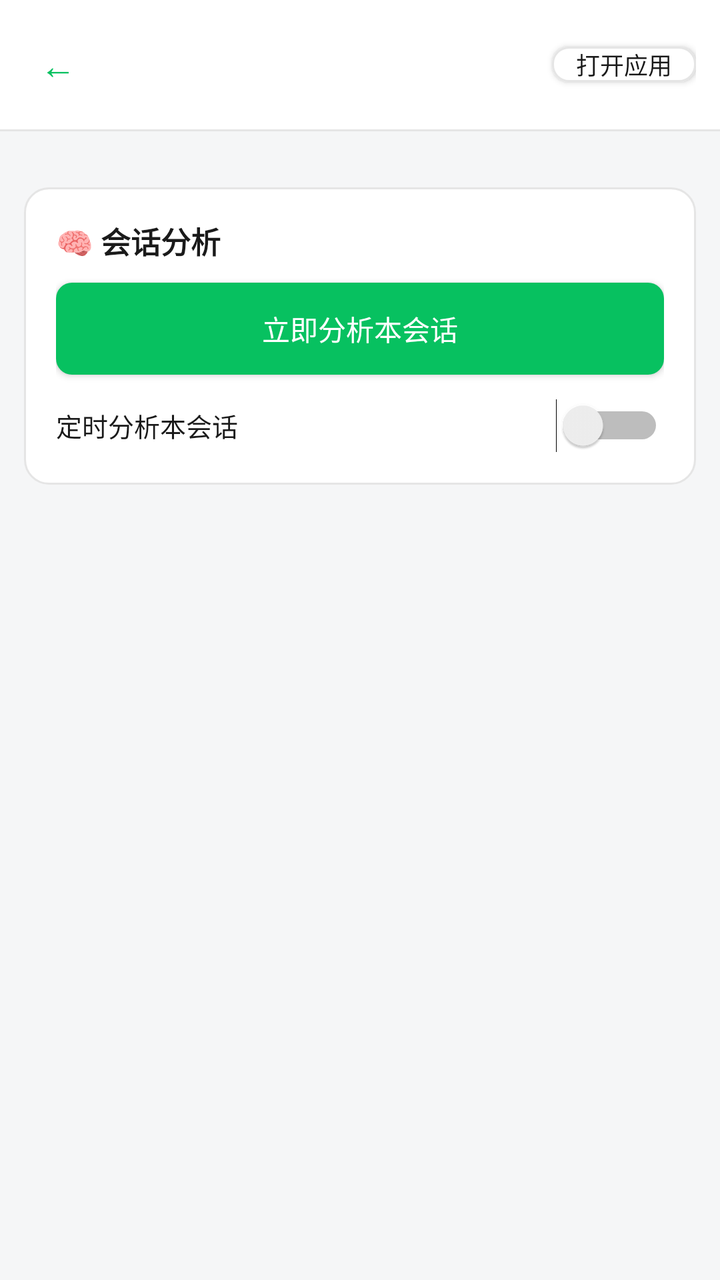
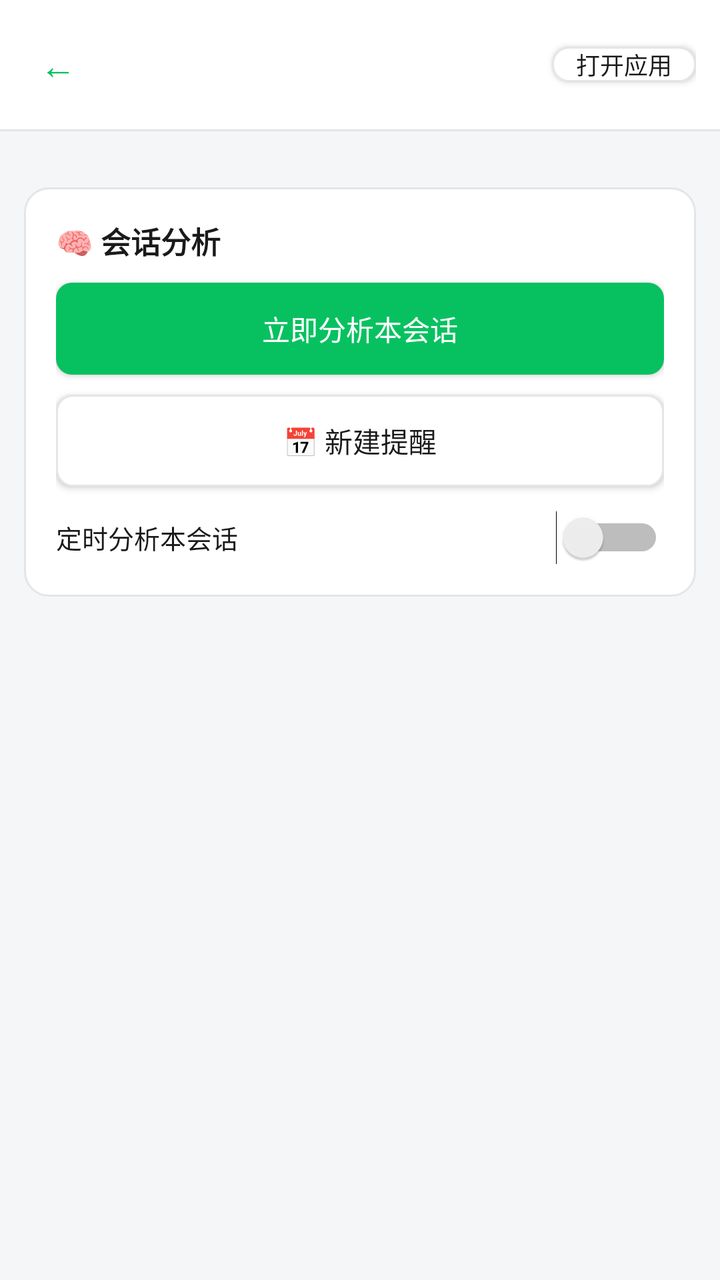

Screens rendered from an Android XML layout before and after an edit, with the pre-edit source and the edit as a unified diff.
<!-- AndroidManifest.xml: application theme android:Theme.Material.Light.NoActionBar -->
<!-- res/layout/activity_conversation.xml -->
<?xml version="1.0" encoding="utf-8"?>
<LinearLayout xmlns:android="http://schemas.android.com/apk/res/android"
    android:layout_width="match_parent"
    android:layout_height="match_parent"
    android:background="@color/page_bg"
    android:orientation="vertical">

    
    <LinearLayout
        android:layout_width="match_parent"
        android:layout_height="wrap_content"
        android:background="@color/card_bg"
        android:gravity="center_vertical"
        android:orientation="horizontal"
        android:padding="12dp">

        <TextView
            android:id="@+id/btnBack"
            android:layout_width="wrap_content"
            android:layout_height="wrap_content"
            android:padding="8dp"
            android:text="@string/nav_back"
            android:textColor="@color/brand_green"
            android:textSize="18sp" />

        <TextView
            android:id="@+id/tvTag"
            android:layout_width="wrap_content"
            android:layout_height="wrap_content"
            android:layout_marginStart="8dp"
            android:paddingStart="6dp"
            android:paddingTop="2dp"
            android:paddingEnd="6dp"
            android:paddingBottom="2dp"
            android:textSize="11sp" />

        <TextView
            android:id="@+id/tvTitle"
            android:layout_width="0dp"
            android:layout_height="wrap_content"
            android:layout_marginStart="8dp"
            android:layout_weight="1"
            android:ellipsize="end"
            android:singleLine="true"
            android:textColor="@color/text_primary"
            android:textSize="17sp"
            android:textStyle="bold" />

        
        <TextView
            android:id="@+id/tvAppBadge"
            android:layout_width="wrap_content"
            android:layout_height="wrap_content"
            android:layout_marginStart="6dp"
            android:background="@drawable/bg_tag_private"
            android:paddingStart="6dp"
            android:paddingTop="2dp"
            android:paddingEnd="6dp"
            android:paddingBottom="2dp"
            android:textSize="11sp"
            android:visibility="gone" />

        <Button
            android:id="@+id/btnOpenApp"
            android:layout_width="wrap_content"
            android:layout_height="wrap_content"
            android:layout_marginStart="8dp"
            android:background="@drawable/btn_secondary"
            android:minHeight="0dp"
            android:minWidth="0dp"
            android:paddingStart="12dp"
            android:paddingEnd="12dp"
            android:text="@string/open_source_app"
            android:textColor="@color/text_primary"
            android:textSize="12sp" />
    </LinearLayout>

    <View
        android:layout_width="match_parent"
        android:layout_height="1dp"
        android:background="@color/divider" />

    <androidx.core.widget.NestedScrollView
        android:id="@+id/scrollChat"
        android:layout_width="match_parent"
        android:layout_height="0dp"
        android:layout_weight="1">

        <LinearLayout
            android:layout_width="match_parent"
            android:layout_height="wrap_content"
            android:orientation="vertical"
            android:padding="12dp">

            
            <LinearLayout
                android:id="@+id/chatContainer"
                android:layout_width="match_parent"
                android:layout_height="wrap_content"
                android:orientation="vertical" />

            
            <LinearLayout
                android:id="@+id/analysisPanel"
                android:layout_width="match_parent"
                android:layout_height="wrap_content"
                android:layout_marginTop="16dp"
                android:background="@drawable/bg_card"
                android:orientation="vertical"
                android:padding="16dp">

                <TextView
                    android:layout_width="match_parent"
                    android:layout_height="wrap_content"
                    android:text="@string/analysis_panel_title"
                    android:textColor="@color/text_primary"
                    android:textSize="15sp"
                    android:textStyle="bold" />

                
                <TextView
                    android:id="@+id/tvPromptBadge"
                    android:layout_width="match_parent"
                    android:layout_height="wrap_content"
                    android:layout_marginTop="4dp"
                    android:text="@string/analysis_prompt_enabled"
                    android:textColor="@color/brand_green"
                    android:textSize="11sp"
                    android:visibility="gone" />

                
                <TextView
                    android:id="@+id/tvAnalysisNone"
                    android:layout_width="match_parent"
                    android:layout_height="wrap_content"
                    android:layout_marginTop="8dp"
                    android:text="@string/analysis_none_hint"
                    android:textColor="@color/text_secondary"
                    android:textSize="13sp"
                    android:visibility="gone" />

                
                <HorizontalScrollView
                    android:id="@+id/chipsScroll"
                    android:layout_width="match_parent"
                    android:layout_height="wrap_content"
                    android:layout_marginTop="10dp"
                    android:scrollbars="none"
                    android:visibility="gone">

                    <LinearLayout
                        android:id="@+id/chipContainer"
                        android:layout_width="wrap_content"
                        android:layout_height="wrap_content"
                        android:orientation="horizontal" />
                </HorizontalScrollView>

                
                <LinearLayout
                    android:id="@+id/s2Container"
                    android:layout_width="match_parent"
                    android:layout_height="wrap_content"
                    android:layout_marginTop="10dp"
                    android:orientation="vertical"
                    android:visibility="gone">

                    <TextView
                        android:id="@+id/tvS2Summary"
                        android:layout_width="match_parent"
                        android:layout_height="wrap_content"
                        android:textColor="@color/text_primary"
                        android:textSize="14sp" />

                    <TextView
                        android:id="@+id/tvS2Action"
                        android:layout_width="match_parent"
                        android:layout_height="wrap_content"
                        android:layout_marginTop="6dp"
                        android:textColor="@color/accent_orange"
                        android:textSize="13sp" />

                    <TextView
                        android:id="@+id/tvS2TasksTitle"
                        android:layout_width="match_parent"
                        android:layout_height="wrap_content"
                        android:layout_marginTop="10dp"
                        android:text="@string/s2_tasks_label"
                        android:textColor="@color/text_primary"
                        android:textSize="13sp"
                        android:textStyle="bold" />

                    
                    <LinearLayout
                        android:id="@+id/s2TasksContainer"
                        android:layout_width="match_parent"
                        android:layout_height="wrap_content"
                        android:orientation="vertical" />
                </LinearLayout>

                <TextView
                    android:id="@+id/tvLastAnalysisTime"
                    android:layout_width="match_parent"
                    android:layout_height="wrap_content"
                    android:layout_marginTop="10dp"
                    android:textColor="@color/text_secondary"
                    android:textSize="12sp"
                    android:visibility="gone" />

                <Button
                    android:id="@+id/btnAnalyzeThis"
                    android:layout_width="match_parent"
                    android:layout_height="46dp"
                    android:layout_marginTop="10dp"
                    android:background="@drawable/btn_primary"
                    android:minHeight="0dp"
                    android:text="@string/btn_analyze_this"
                    android:textColor="@color/card_bg"
                    android:textSize="14sp" />

                
                <TextView
                    android:id="@+id/tvAnalysisProgress"
                    android:layout_width="match_parent"
                    android:layout_height="wrap_content"
                    android:layout_marginTop="8dp"
                    android:textColor="@color/brand_green"
                    android:textSize="12sp"
                    android:visibility="gone" />

                
                <ProgressBar
                    android:id="@+id/progressAnalyzeThis"
                    style="?android:attr/progressBarStyleHorizontal"
                    android:layout_width="match_parent"
                    android:layout_height="wrap_content"
                    android:layout_marginTop="8dp"
                    android:indeterminate="true"
                    android:visibility="gone" />

                
                <LinearLayout
                    android:layout_width="match_parent"
                    android:layout_height="wrap_content"
                    android:layout_marginTop="12dp"
                    android:gravity="center_vertical"
                    android:orientation="horizontal">

                    <TextView
                        android:id="@+id/tvConvScheduleLabel"
                        android:layout_width="0dp"
                        android:layout_height="wrap_content"
                        android:layout_weight="1"
                        android:text="@string/conv_schedule_label"
                        android:textColor="@color/text_primary"
                        android:textSize="13sp" />

                    <Switch
                        android:id="@+id/switchConvSchedule"
                        android:layout_width="wrap_content"
                        android:layout_height="wrap_content" />
                </LinearLayout>

                <LinearLayout
                    android:id="@+id/llConvSchedule"
                    android:layout_width="match_parent"
                    android:layout_height="wrap_content"
                    android:gravity="center_vertical"
                    android:orientation="horizontal"
                    android:visibility="gone">

                    <TextView
                        android:layout_width="wrap_content"
                        android:layout_height="wrap_content"
                        android:paddingEnd="8dp"
                        android:text="@string/conv_schedule_interval"
                        android:textColor="@color/text_secondary"
                        android:textSize="13sp" />

                    <Spinner
                        android:id="@+id/spinnerConvInterval"
                        android:layout_width="0dp"
                        android:layout_height="wrap_content"
                        android:layout_weight="1" />
                </LinearLayout>
            </LinearLayout>
        </LinearLayout>
    </androidx.core.widget.NestedScrollView>

    
    <LinearLayout
        android:id="@+id/llQuickReply"
        android:layout_width="match_parent"
        android:layout_height="wrap_content"
        android:background="@color/card_bg"
        android:gravity="center_vertical"
        android:orientation="horizontal"
        android:padding="8dp"
        android:visibility="gone">

        <EditText
            android:id="@+id/etQuickReply"
            android:layout_width="0dp"
            android:layout_height="44dp"
            android:layout_weight="1"
            android:background="@drawable/bg_reply_input"
            android:hint="@string/quick_reply_hint"
            android:importantForAutofill="no"
            android:inputType="textMultiLine|textCapSentences"
            android:maxLines="3"
            android:paddingStart="12dp"
            android:paddingEnd="12dp"
            android:textColor="@color/text_primary"
            android:textColorHint="@color/text_secondary"
            android:textSize="14sp" />

        <Button
            android:id="@+id/btnQuickReplySend"
            android:layout_width="wrap_content"
            android:layout_height="44dp"
            android:layout_marginStart="8dp"
            android:background="@drawable/btn_primary"
            android:minHeight="0dp"
            android:minWidth="0dp"
            android:paddingStart="16dp"
            android:paddingEnd="16dp"
            android:text="@string/quick_reply_send"
            android:textColor="@color/card_bg"
            android:textSize="14sp" />
    </LinearLayout>

</LinearLayout>
<!-- resources referenced by this layout -->
<resources>
  <color name="accent_orange">#FF8F1F</color>
  <color name="brand_green">#07C160</color>
  <color name="card_bg">#FFFFFF</color>
  <color name="divider">#E5E5E5</color>
  <color name="page_bg">#F5F6F7</color>
  <color name="text_primary">#1A1A1A</color>
  <color name="text_secondary">#888888</color>
  <!-- drawable bg_card (drawable) -->
  <?xml version="1.0" encoding="utf-8"?>
  <shape xmlns:android="http://schemas.android.com/apk/res/android"
      android:shape="rectangle">
      <solid android:color="@color/card_bg" />
      <corners android:radius="12dp" />
      <stroke android:width="1dp" android:color="@color/divider" />
  </shape>
  <!-- drawable bg_reply_input (drawable) -->
  <?xml version="1.0" encoding="utf-8"?>
  <shape xmlns:android="http://schemas.android.com/apk/res/android"
      android:shape="rectangle">
      <solid android:color="@color/card_bg" />
      <corners android:radius="22dp" />
      <stroke android:width="1dp" android:color="@color/divider" />
  </shape>
  <!-- drawable bg_tag_private (drawable) -->
  <?xml version="1.0" encoding="utf-8"?>
  <shape xmlns:android="http://schemas.android.com/apk/res/android"
      android:shape="rectangle">
      <solid android:color="@color/tag_private_bg" />
      <corners android:radius="4dp" />
  </shape>
  <!-- drawable btn_primary (drawable) -->
  <?xml version="1.0" encoding="utf-8"?>
  <selector xmlns:android="http://schemas.android.com/apk/res/android">
      <item android:state_enabled="false">
          <shape android:shape="rectangle">
              <solid android:color="#FFB3E5CB" />
              <corners android:radius="8dp" />
          </shape>
      </item>
      <item android:state_pressed="true">
          <shape android:shape="rectangle">
              <solid android:color="#FF06AD56" />
              <corners android:radius="8dp" />
          </shape>
      </item>
      <item>
          <shape android:shape="rectangle">
              <solid android:color="@color/brand_green" />
              <corners android:radius="8dp" />
          </shape>
      </item>
  </selector>
  <!-- drawable btn_secondary (drawable) -->
  <?xml version="1.0" encoding="utf-8"?>
  <selector xmlns:android="http://schemas.android.com/apk/res/android">
      <item android:state_enabled="false">
          <shape android:shape="rectangle">
              <solid android:color="@color/page_bg" />
              <corners android:radius="8dp" />
              <stroke android:width="1dp" android:color="@color/divider" />
          </shape>
      </item>
      <item android:state_pressed="true">
          <shape android:shape="rectangle">
              <solid android:color="#FFEDEDED" />
              <corners android:radius="8dp" />
              <stroke android:width="1dp" android:color="@color/divider" />
          </shape>
      </item>
      <item>
          <shape android:shape="rectangle">
              <solid android:color="@color/card_bg" />
              <corners android:radius="8dp" />
              <stroke android:width="1dp" android:color="@color/divider" />
          </shape>
      </item>
  </selector>
  <string name="analysis_none_hint">本会话尚未分析，点击下方按钮立即分析</string>
  <string name="analysis_panel_title">🧠 会话分析</string>
  <string name="analysis_prompt_enabled">✎ 已启用自定义提示词</string>
  <string name="btn_analyze_this">立即分析本会话</string>
  <string name="conv_schedule_interval">分析周期</string>
  <string name="conv_schedule_label">定时分析本会话</string>
  <string name="nav_back">←</string>
  <string name="open_source_app">打开应用</string>
  <string name="quick_reply_hint">快速回复（通过通知栏直接回复发送）</string>
  <string name="quick_reply_send">发送</string>
  <string name="s2_tasks_label">任务清单</string>
  <color name="tag_private_bg">#FFE9E9E9</color>
</resources>

<!-- the commit's change to res/layout/activity_conversation.xml (unified diff, before → after) -->
@@ -235,6 +235,28 @@
                     android:layout_height="wrap_content"
                     android:layout_marginTop="8dp"
                     android:indeterminate="true"
+                    android:visibility="gone" />
+
+                
+                <Button
+                    android:id="@+id/btnNewReminder"
+                    android:layout_width="match_parent"
+                    android:layout_height="46dp"
+                    android:layout_marginTop="10dp"
+                    android:background="@drawable/btn_secondary"
+                    android:minHeight="0dp"
+                    android:text="@string/btn_new_reminder"
+                    android:textColor="@color/text_primary"
+                    android:textSize="14sp" />
+
+                
+                <TextView
+                    android:id="@+id/tvConvReminders"
+                    android:layout_width="match_parent"
+                    android:layout_height="wrap_content"
+                    android:layout_marginTop="8dp"
+                    android:textColor="@color/brand_green"
+                    android:textSize="12sp"
                     android:visibility="gone" />
 
                 
<!-- resource entries referenced after the edit -->
@@ -81,6 +81,7 @@
   <string name="analysis_panel_title">🧠 会话分析</string>
   <string name="analysis_prompt_enabled">✎ 已启用自定义提示词</string>
   <string name="btn_analyze_this">立即分析本会话</string>
+  <string name="btn_new_reminder">📅 新建提醒</string>
   <string name="conv_schedule_interval">分析周期</string>
   <string name="conv_schedule_label">定时分析本会话</string>
   <string name="nav_back">←</string>
